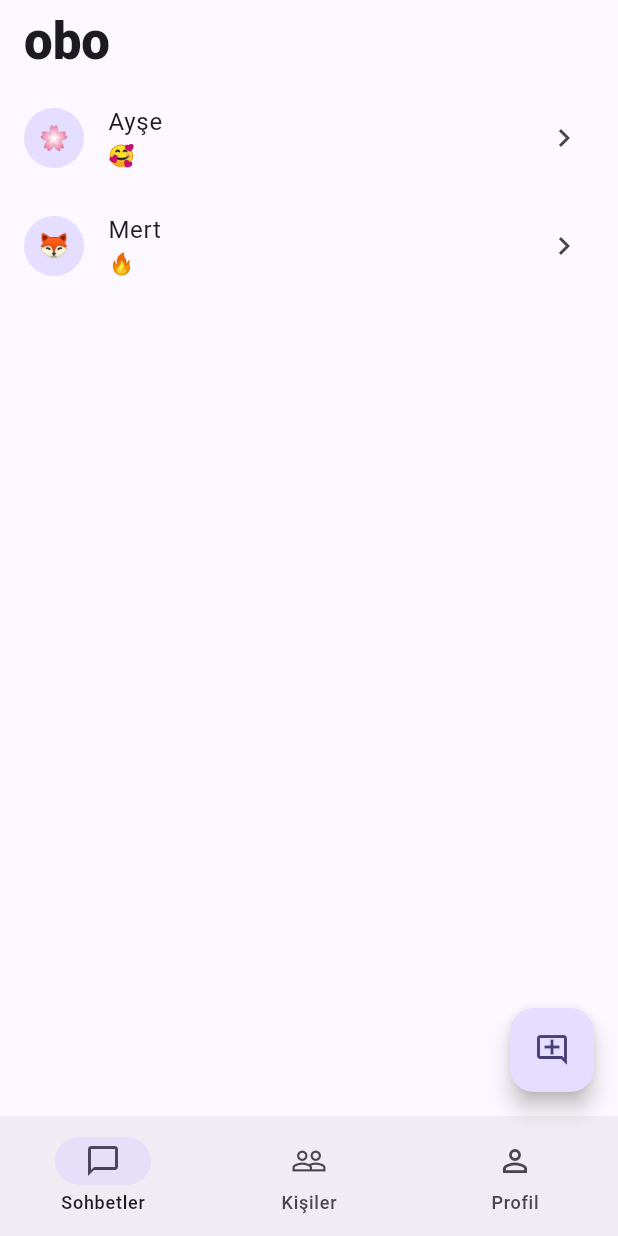
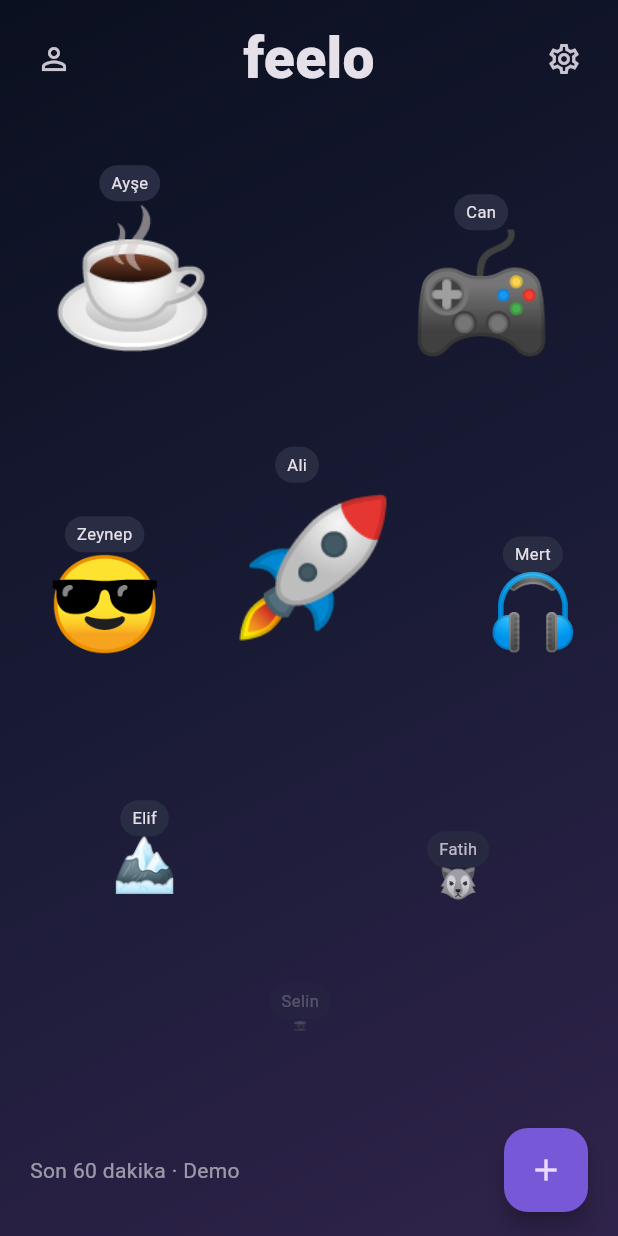
Before and after one commit to mhmtlsbs/ofeelv2, a Flutter app: the screen it shows after launch, on a phone screen of 412 x 824 dp. Run offline on Flutter 3.47's test engine with Material 3 defaults, Android fonts, the phone set to English and light mode, and no system bars.

Commit message:
Feelo v0.3: lib/main.dart

```diff
--- a/lib/main.dart
+++ b/lib/main.dart
@@ -1,49 +1,49 @@
+import 'dart:async';
+import 'dart:math' as m;
 import 'package:flutter/material.dart';
-void main() => runApp(const OboApp());
-const emojis = ['😀','🥰','😂','😍','😎','🥹','😭','😡','❤️','💜','🔥','🎉','👍','👏','👋','🙏','🤔','😴','🚀','✨','💯','🌈','🐱','☕'];
-const contacts = {'Ayşe':'🌸','Mert':'🦊','Zeynep':'🌻','Deniz':'🐼'};
-class OboApp extends StatelessWidget {
-  const OboApp({super.key});
-  @override Widget build(BuildContext context) => MaterialApp(title:'OBO',debugShowCheckedModeBanner:false,theme:ThemeData(colorScheme:ColorScheme.fromSeed(seedColor:const Color(0xFF6652D9)),useMaterial3:true),home:const Home());
+void main()=>runApp(const FeeloApp());
+const people=['Ali','Ayşe','Can','Zeynep','Mert','Elif','Fatih','Selin'];
+const art=['🚀','☕','🎮','😎','🎧','🏔️','🐺','📷','❤️','👍','👏','⭐','🔥','😂','🌙','✨'];
+double life(DateTime sent,DateTime now)=>(1-now.difference(sent).inMilliseconds/3600000).clamp(0.0,1.0).toDouble();
+class FeeloApp extends StatelessWidget{
+ const FeeloApp({super.key});
+ @override Widget build(BuildContext context)=>MaterialApp(title:'Feelo',debugShowCheckedModeBanner:false,theme:ThemeData.dark(useMaterial3:true),home:const Field());
 }
-class Home extends StatefulWidget {
-  const Home({super.key});
-  @override State<Home> createState()=>_HomeState();
+class Field extends StatefulWidget{
+ const Field({super.key});
+ @override State<Field> createState()=>_FieldState();
 }
-class _HomeState extends State<Home> {
-  int tab=0;
-  final chats=<String,List<({String emoji,bool mine})>>{'Ayşe':[(emoji:'👋',mine:false),(emoji:'🥰',mine:true)],'Mert':[(emoji:'🔥',mine:false)]};
-  Future<void> open(String name) async {
-    final messages=chats.putIfAbsent(name,()=>[]);
-    await Navigator.of(context).push(MaterialPageRoute<void>(builder:(_)=>Chat(name:name,messages:messages)));
-    if(mounted) setState((){});
-  }
-  @override Widget build(BuildContext context)=>Scaffold(
-    appBar:AppBar(title:const Text('obo',style:TextStyle(fontSize:34,fontWeight:FontWeight.w900))),
-    body:tab==2?const Center(child:Column(mainAxisSize:MainAxisSize.min,children:[Text('😎',style:TextStyle(fontSize:64)),Text('OBO Kullanıcısı'),Text('Demo · v0.2')])):ListView(children:[
-      if(tab==1) const Padding(padding:EdgeInsets.all(16),child:Text('Örnek kişiler · Demo rehber')),
-      for(final name in contacts.keys.where((n)=>tab==1||(chats[n]?.isNotEmpty??false)))
-        ListTile(leading:CircleAvatar(child:Text(contacts[name]!)),title:Text(name),subtitle:tab==0?Text(chats[name]!.last.emoji):null,trailing:const Icon(Icons.chevron_right),onTap:()=>open(name))
-    ]),
-    bottomNavigationBar:NavigationBar(selectedIndex:tab,onDestinationSelected:(i)=>setState(()=>tab=i),destinations:const [NavigationDestination(icon:Icon(Icons.chat_bubble_outline),label:'Sohbetler'),NavigationDestination(icon:Icon(Icons.people_outline),label:'Kişiler'),NavigationDestination(icon:Icon(Icons.person_outline),label:'Profil')]),
-    floatingActionButton:tab==0?FloatingActionButton(onPressed:()=>setState(()=>tab=1),child:const Icon(Icons.add_comment_outlined)):null);
+class _FieldState extends State<Field>{
+ final start=DateTime.now();
+ late DateTime now=start;
+ late Timer timer;
+ int? selected,favorite;
+ bool alternate=false;
+ final anchors=const [Offset(.5,.43),Offset(.22,.13),Offset(.77,.14),Offset(.15,.45),Offset(.85,.47),Offset(.24,.73),Offset(.76,.75),Offset(.5,.88)];
+ double remaining(int i)=>life(start.subtract(Duration(minutes:i*8)),now);
+ @override void initState(){super.initState();timer=Timer.periodic(const Duration(milliseconds:100),(_){if(mounted)setState((){now=DateTime.now();if(selected!=null&&remaining(selected!)<=0)selected=null;});});}
+ @override void dispose(){timer.cancel();super.dispose();}
+ void send(int p,int e){setState(()=>selected=null);ScaffoldMessenger.of(context).showSnackBar(SnackBar(content:Text('${people[p]} · ${art[e]} · Demo gönderim')));}
+ Future<void> choose([int? p]) async{
+ setState(()=>selected=null);
+ final person=p??await showModalBottomSheet<int>(context:context,builder:(c)=>SafeArea(child:ListView(shrinkWrap:true,children:[const ListTile(title:Text('Kime göndermek istersin?')),for(int i=0;i<people.length;i++)ListTile(title:Text(people[i]),onTap:()=>Navigator.pop(c,i))])));
+ if(person==null||!mounted)return;
+ final e=await showModalBottomSheet<int>(context:context,builder:(c)=>SafeArea(child:Padding(padding:const EdgeInsets.all(16),child:Column(mainAxisSize:MainAxisSize.min,children:[Text('${people[person]} · Bir emoji seç'),GridView.count(shrinkWrap:true,crossAxisCount:4,children:[for(int i=0;i<art.length;i++)InkWell(onTap:()=>Navigator.pop(c,i),child:Center(child:Text(art[i],style:const TextStyle(fontSize:36))))])]))));
+ if(e!=null&&mounted)send(person,e);
+ }
+ void settings(){showModalBottomSheet<void>(context:context,builder:(c)=>StatefulBuilder(builder:(c,refresh)=>SafeArea(child:Padding(padding:const EdgeInsets.all(20),child:Column(mainAxisSize:MainAxisSize.min,children:[SwitchListTile(title:const Text('Alternatif arka plan'),value:alternate,onChanged:(v){setState(()=>alternate=v);refresh((){});}),DropdownButtonFormField<int>(value:favorite,decoration:const InputDecoration(labelText:'Favori kişi'),items:[for(int i=0;i<people.length;i++)DropdownMenuItem(value:i,child:Text(people[i]))],onChanged:(v){setState(()=>favorite=v);refresh((){});}),Text('İkon önizlemesi: ${favorite==null?"feelo":art[favorite!]}'),const Text('Telefon ikonu henüz değişmez.')])))));}
+ Widget token(int i,double size)=>Column(mainAxisSize:MainAxisSize.min,children:[Container(padding:const EdgeInsets.symmetric(horizontal:8,vertical:4),decoration:BoxDecoration(color:const Color(0xff292d43),borderRadius:BorderRadius.circular(12)),child:Text(people[i],style:const TextStyle(fontSize:11))),Text(art[i],style:TextStyle(fontSize:size,height:1.1))]);
+ @override Widget build(BuildContext context)=>Scaffold(body:Container(decoration:BoxDecoration(gradient:LinearGradient(begin:Alignment.topLeft,end:Alignment.bottomRight,colors:alternate?[const Color(0xff102024),const Color(0xff16433f)]:[const Color(0xff0b1020),const Color(0xff191b35),const Color(0xff30234b)])),child:SafeArea(child:Column(children:[
+ Padding(padding:const EdgeInsets.all(12),child:Row(children:[IconButton(onPressed:settings,icon:const Icon(Icons.person_outline)),const Spacer(),const Text('feelo',style:TextStyle(fontSize:38,fontWeight:FontWeight.w800)),const Spacer(),IconButton(onPressed:settings,icon:const Icon(Icons.settings_outlined))])),
+ Expanded(child:LayoutBuilder(builder:(c,b){final w=b.maxWidth,h=b.maxHeight,t=now.difference(start).inMilliseconds/1000;return Stack(children:[
+ Positioned.fill(child:GestureDetector(behavior:HitTestBehavior.opaque,onTap:()=>setState(()=>selected=null))),
+ for(int i=7;i>=0;i--)if(remaining(i)>0&&selected!=i)Builder(builder:(_){final l=remaining(i),s=m.min(w*.27,105.0)*l;final x=(anchors[i].dx*w+m.sin(t*.6+i)*8).clamp(55.0,m.max(55.0,w-55)).toDouble();final y=(anchors[i].dy*h+m.cos(t*.5+i)*8).clamp(45.0,m.max(45.0,h-65)).toDouble();return Positioned(left:x-55,top:y-(s+24)/2,width:110,child:Opacity(opacity:m.min(1.0,l*4),child:GestureDetector(onTap:()=>setState(()=>selected=i),child:token(i,s))));}),
+ if(selected!=null)...[
+ Positioned.fill(child:GestureDetector(onTap:()=>setState(()=>selected=null),child:Container(color:Colors.black54))),
+ Positioned(left:w/2-60,top:h/2-60,width:120,child:token(selected!,80)),
+ for(int j=0;j<6;j++)Builder(builder:(_){final a=-m.pi/2+j*m.pi/3,r=m.min(112.0,m.min(w,h)/2-30);return Positioned(left:w/2+m.cos(a)*r-25,top:h/2+m.sin(a)*r-25,child:Material(color:const Color(0xff34364f),shape:const CircleBorder(),child:InkWell(customBorder:const CircleBorder(),onTap:(){final p=selected!;if(j==5){choose(p);}else{send(p,j+8);}},child:SizedBox(width:50,height:50,child:Center(child:j==5?const Icon(Icons.add):Text(art[j+8],style:const TextStyle(fontSize:26)))))));})
+ ]
+ ]); })),
+ Padding(padding:const EdgeInsets.fromLTRB(20,0,20,16),child:Row(children:[const Text('Son 60 dakika · Demo',style:TextStyle(color:Colors.white54)),const Spacer(),FloatingActionButton(onPressed:()=>choose(),backgroundColor:const Color(0xff7758d6),child:const Icon(Icons.add))]))
+ ]))));
 }
-class Chat extends StatefulWidget {
-  final String name;
-  final List<({String emoji,bool mine})> messages;
-  const Chat({super.key,required this.name,required this.messages});
-  @override State<Chat> createState()=>_ChatState();
-}
-class _ChatState extends State<Chat> {
-  final scroll=ScrollController();
-  void send(String emoji){
-    setState(()=>widget.messages.add((emoji:emoji,mine:true)));
-    WidgetsBinding.instance.addPostFrameCallback((_){if(mounted&&scroll.hasClients)scroll.jumpTo(scroll.position.maxScrollExtent);});
-  }
-  @override void dispose(){scroll.dispose();super.dispose();}
-  @override Widget build(BuildContext context)=>Scaffold(appBar:AppBar(title:Text(widget.name)),body:SafeArea(child:Column(children:[
-    Expanded(child:ListView(controller:scroll,padding:const EdgeInsets.all(16),children:[for(final m in widget.messages) Align(alignment:m.mine?Alignment.centerRight:Alignment.centerLeft,child:Card(color:m.mine?const Color(0xFFE7E1FF):null,child:Padding(padding:const EdgeInsets.all(12),child:Text(m.emoji,style:const TextStyle(fontSize:42)))))])),
-    const Text('Bir emoji seç'),
-    SizedBox(height:210,child:GridView.builder(padding:const EdgeInsets.all(8),gridDelegate:const SliverGridDelegateWithFixedCrossAxisCount(crossAxisCount:6),itemCount:emojis.length,itemBuilder:(_,i)=>InkWell(key:Key('emoji_$i'),onTap:()=>send(emojis[i]),child:Center(child:Text(emojis[i],style:const TextStyle(fontSize:30))))))
-  ])));
-}
```
